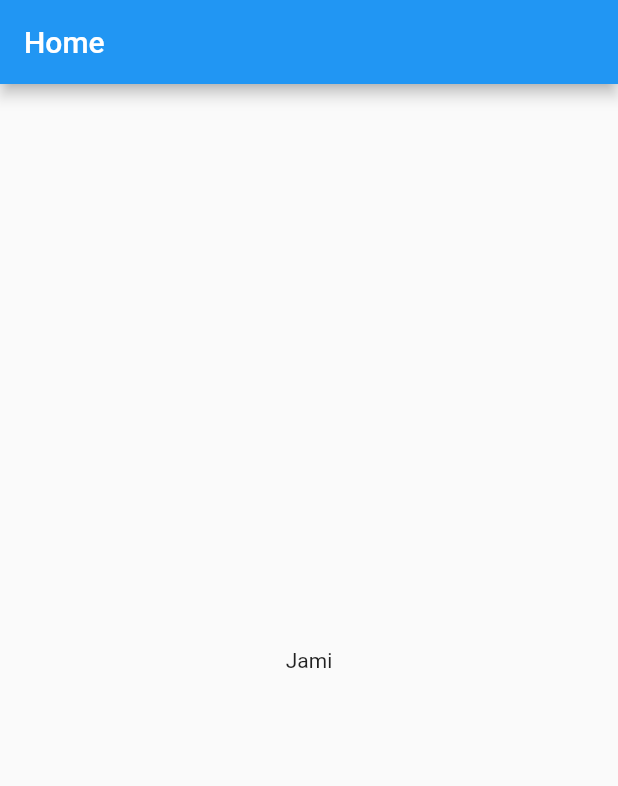
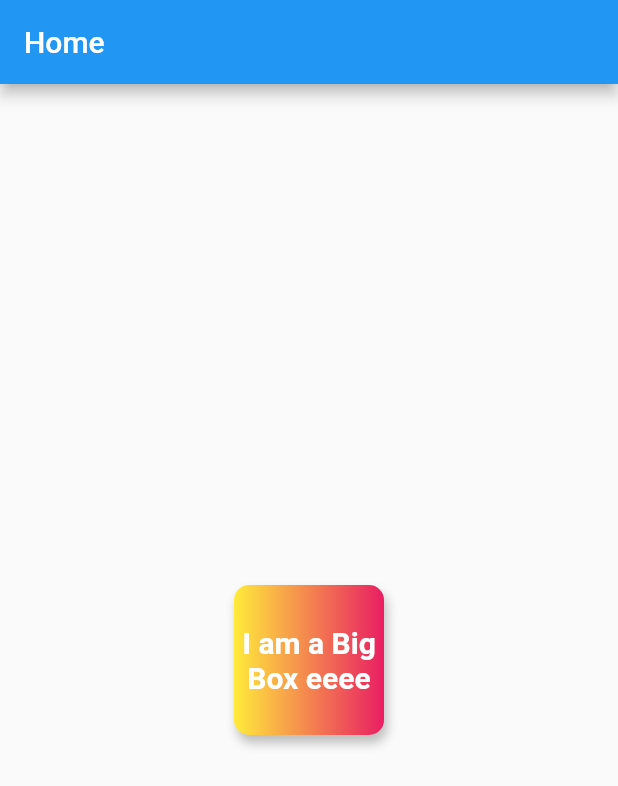
Before and after one commit to HasnathJami/My_Learning_Companion, a Flutter app: the screen it shows after launch, on a phone screen of 412 x 824 dp. Shown: the top 786 px of the screen. Run offline on Flutter 3.47's test engine with Material 2 defaults, Android fonts, the phone set to English and light mode, and no system bars.

Commit message:
Deep dive into Text and Container

```diff
--- a/lib/main.dart
+++ b/lib/main.dart
@@ -18,14 +18,38 @@ class HomePage extends StatelessWidget {
   @override
   Widget build(BuildContext context) {
     return Scaffold(
-      appBar: AppBar(
-        title: const Text("Home"),
-      ),
-      body:  Container(
-        child: Center(
-          child: Text("Jami"),
-        )
-      )
-    );
+        appBar: AppBar(
+          title: const Text("Home"),
+        ),
+        body: Center(
+          child: Container(
+              // padding: const EdgeInsets.all(8),
+              alignment: Alignment.center,
+              //   color: Colors.teal,
+              height: 100,
+              width: 100,
+              decoration: BoxDecoration(
+                  //color: Colors.teal,
+                  //shape: BoxShape.circle,
+                  borderRadius: BorderRadius.circular(10),
+                  boxShadow: [
+                    BoxShadow(
+                        color: Colors.grey.shade400,
+                        blurRadius: 5,
+                        // spreadRadius: 10,
+                        offset: Offset(2.0, 5.0))
+                  ],
+                  gradient:
+                      LinearGradient(colors: [Colors.yellow, Colors.pink])),
+              child: Text(
+                "I am a Big Box eeee",
+                textAlign: TextAlign.center,
+                style: TextStyle(
+                  color: Colors.white,
+                  fontWeight: FontWeight.bold,
+                  fontSize: 20,
+                ),
+              )),
+        ));
   }
 }
```
